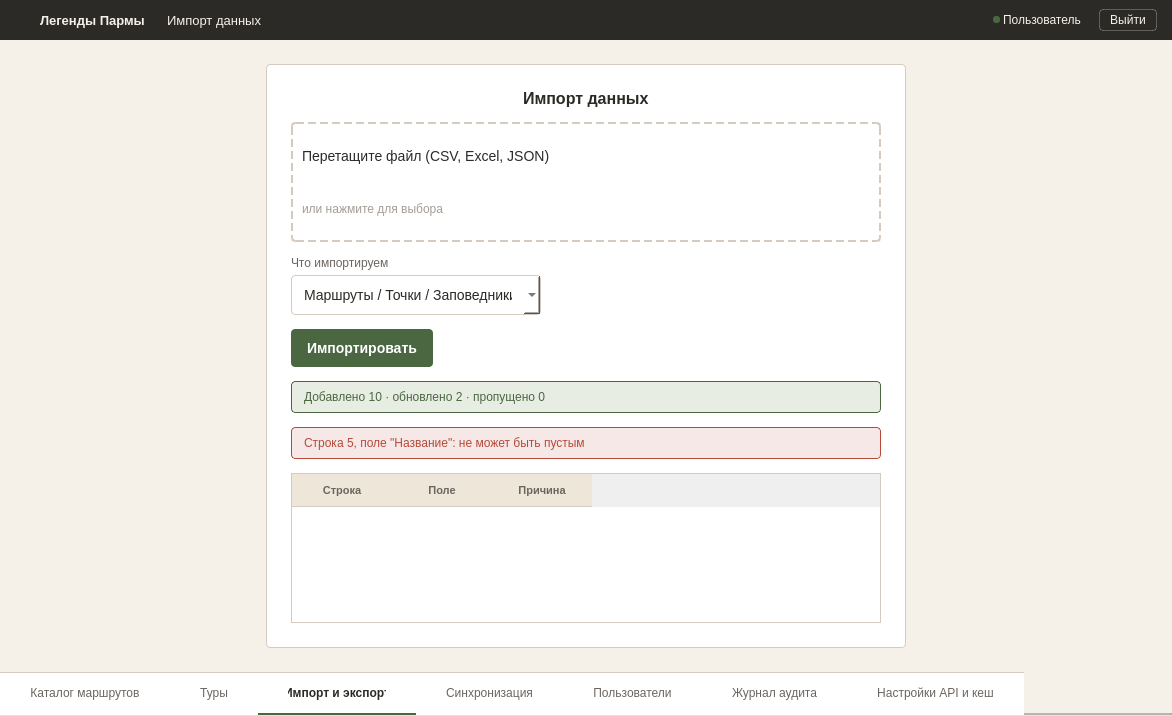
First picture: the form in ui/windows/import_data_window.ui, repository nikolas-po/legends_parma, before the edit.
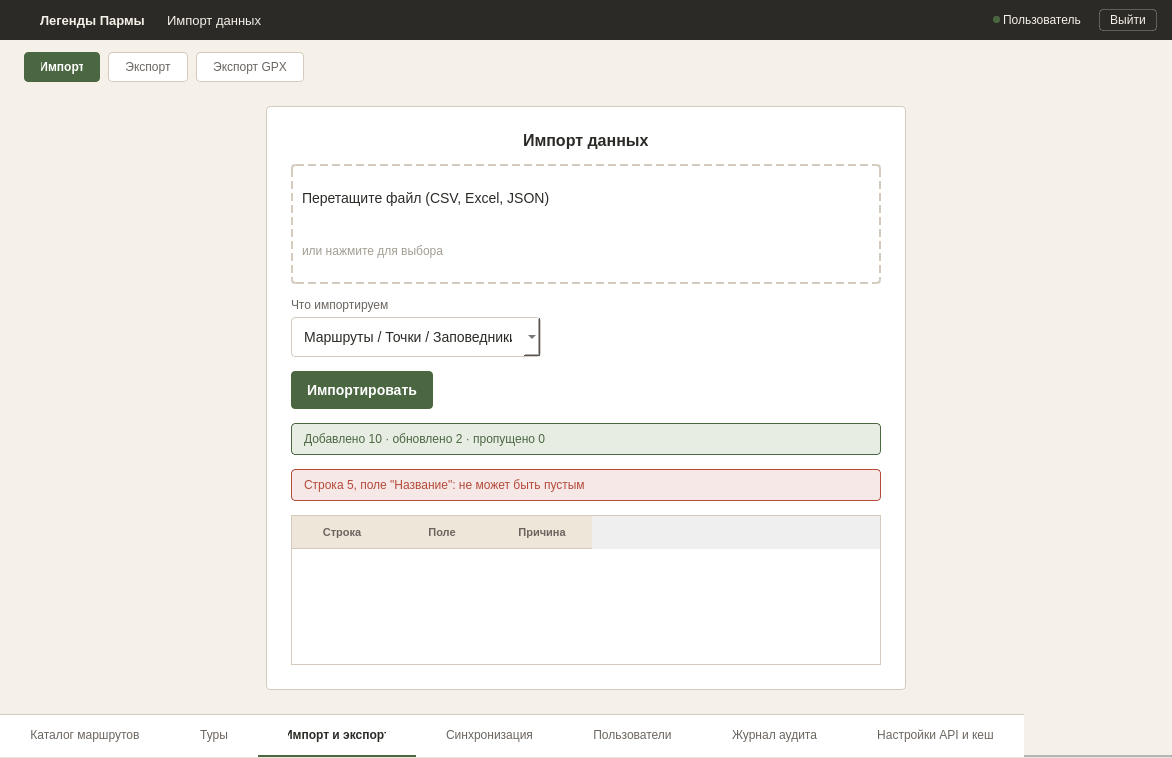
Second picture: the form after the edit. Icons and pictures are not drawn.

Commit message: сдела кнопки для переключения во вкладке импорт и экспорт

Diff of the .ui file:
```diff
--- a/ui/windows/import_data_window.ui
+++ b/ui/windows/import_data_window.ui
@@ -52,6 +52,11 @@
 QHeaderView::section { background-color: #EDE6D9; color: #6B6560; font-size: 11px; font-weight: 600; border: none; border-bottom: 1px solid #D4CBBE; padding: 7px 10px; }
 QTableWidget::item { border-bottom: 1px solid #D4CBBE; padding: 7px 10px; color: #2C2A26; font-size: 12px; }
 
+#modeBar { background: transparent; border: none; }
+#btn_mode_import, #btn_mode_export, #btn_mode_gpx { background-color: #FFFFFF; color: #6B6560; border: 1px solid #D4CBBE; padding: 7px 16px; font-size: 12px; border-radius: 4px; }
+#btn_mode_import:hover, #btn_mode_export:hover, #btn_mode_gpx:hover { color: #2C2A26; border: 1px solid #4A6741; }
+#btn_mode_import:checked, #btn_mode_export:checked, #btn_mode_gpx:checked { background-color: #4A6741; color: #FFFFFF; border: 1px solid #4A6741; font-weight: 600; }
+
 QTabWidget::panel { border: none; background-color: #FFFFFF; }
 QTabBar { background-color: #FFFFFF; border: none; }
 QTabBar::tab { height: 40px; background-color: #FFFFFF; color: #6B6560; font-size: 12px; font-weight: normal; padding: 0px 30px; border: none; border-bottom: 2px solid transparent; border-top: 1px solid #D4CBBE; text-align: center; }
@@ -130,6 +135,50 @@
       </layout>
      </widget>
     </item>
+    <item>
+     <widget class="QFrame" name="modeBar">
+      <layout class="QHBoxLayout" name="modeLayout">
+       <property name="spacing"><number>8</number></property>
+       <property name="leftMargin"><number>24</number></property>
+       <property name="topMargin"><number>12</number></property>
+       <property name="rightMargin"><number>24</number></property>
+       <property name="bottomMargin"><number>0</number></property>
+   <item>
+    <widget class="QPushButton" name="btn_mode_import">
+     <property name="cursor"><cursorShape>PointingHandCursor</cursorShape></property>
+     <property name="text"><string>Импорт</string></property>
+     <property name="checkable"><bool>true</bool></property>
+     <property name="checked"><bool>true</bool></property>
+     <property name="autoExclusive"><bool>true</bool></property>
+    </widget>
+   </item>
+   <item>
+    <widget class="QPushButton" name="btn_mode_export">
+     <property name="cursor"><cursorShape>PointingHandCursor</cursorShape></property>
+     <property name="text"><string>Экспорт</string></property>
+     <property name="checkable"><bool>true</bool></property>
+     <property name="checked"><bool>false</bool></property>
+     <property name="autoExclusive"><bool>true</bool></property>
+    </widget>
+   </item>
+   <item>
+    <widget class="QPushButton" name="btn_mode_gpx">
+     <property name="cursor"><cursorShape>PointingHandCursor</cursorShape></property>
+     <property name="text"><string>Экспорт GPX</string></property>
+     <property name="checkable"><bool>true</bool></property>
+     <property name="checked"><bool>false</bool></property>
+     <property name="autoExclusive"><bool>true</bool></property>
+    </widget>
+   </item>
+       <item>
+        <spacer name="modeSpacer">
+         <property name="orientation"><enum>Qt::Orientation::Horizontal</enum></property>
+         <property name="sizeHint" stdset="0"><size><width>40</width><height>20</height></size></property>
+        </spacer>
+       </item>
+      </layout>
+     </widget>
+    </item>
     <item>
      <layout class="QHBoxLayout" name="centerLayout">
       <property name="spacing"><number>0</number></property>
```
The commit also changes 6 other files.
